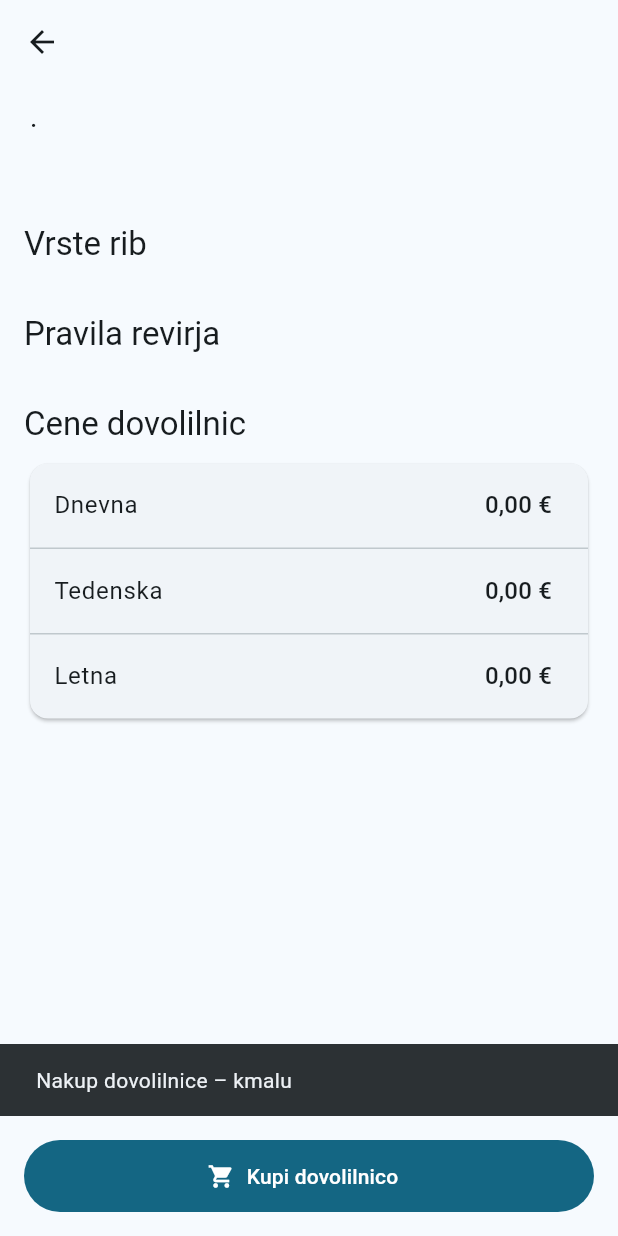
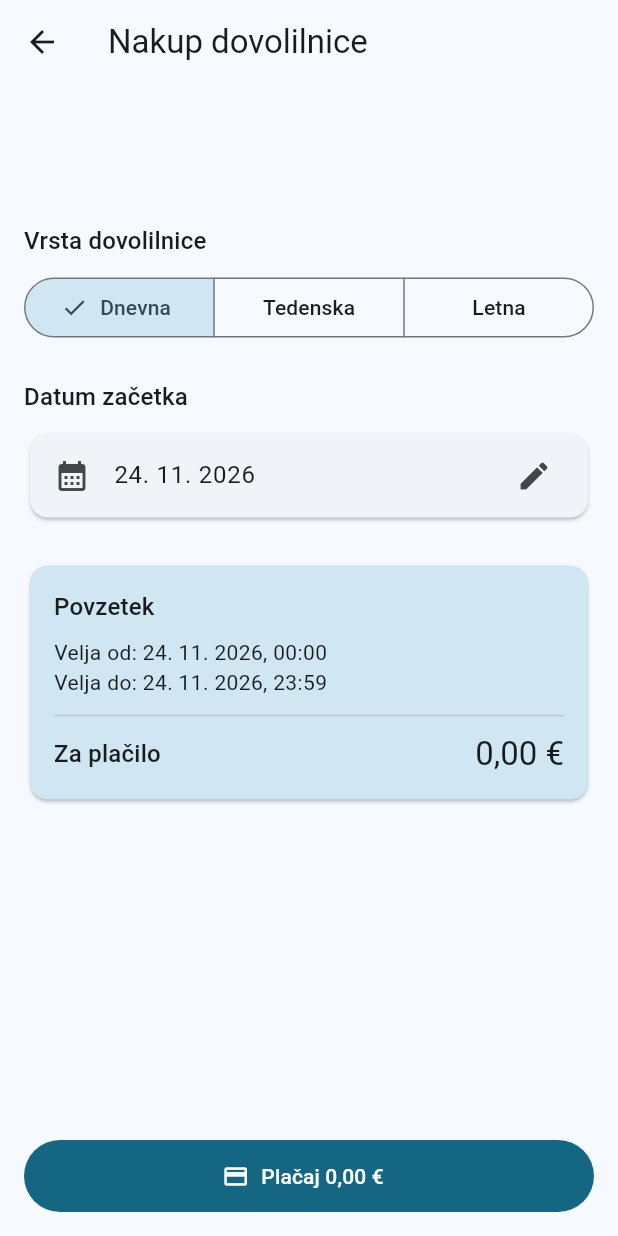
Before and after one commit to KarinMajcen/ribartes, a Flutter app: the RevirDetailScreen screen opened directly with empty values, after a tap on "Kupi dovolilnico", on a phone screen of 412 x 824 dp. Run offline on Flutter 3.47's test engine with Material 3 defaults, Android fonts, the phone set to English and light mode, and no system bars; our stand-ins replace cloud_firestore, firebase_auth, firebase_core, qr_flutter; accounts and stored records are empty.

Commit message:
US-05, US-06: nkaup dovolilnice in QR koda

```diff
--- /dev/null
+++ b/app/lib/models/dovolilnica.dart
@@ -0,0 +1,110 @@
+import 'package:cloud_firestore/cloud_firestore.dart';
+
+import 'revir.dart';
+
+/// Vrsta dovolilnice in pravilo, kako dolgo velja.
+enum VrstaDovolilnice {
+  dnevna('Dnevna'),
+  tedenska('Tedenska'),
+  letna('Letna');
+
+  const VrstaDovolilnice(this.naziv);
+  final String naziv;
+
+  /// Cena te vrste dovolilnice za izbrani revir.
+  double cena(Revir revir) {
+    switch (this) {
+      case VrstaDovolilnice.dnevna:
+        return revir.cenaDnevna;
+      case VrstaDovolilnice.tedenska:
+        return revir.cenaTedenska;
+      case VrstaDovolilnice.letna:
+        return revir.cenaLetna;
+    }
+  }
+
+  /// Pravilo veljavnosti (glej specifikacijo, 8.4):
+  /// - dnevna:   izbrani dan od 00:00:00 do 23:59:59
+  /// - tedenska: 7 dni, od izbranega dne 00:00:00 do 6. dne pozneje 23:59:59
+  /// - letna:    od izbranega dne do 31. 12. istega leta 23:59:59
+  (DateTime, DateTime) veljavnost(DateTime datum) {
+    final od = DateTime(datum.year, datum.month, datum.day);
+    switch (this) {
+      case VrstaDovolilnice.dnevna:
+        return (od, DateTime(od.year, od.month, od.day, 23, 59, 59));
+      case VrstaDovolilnice.tedenska:
+        // DateTime sam pretvori npr. 34. november v 4. december.
+        return (od, DateTime(od.year, od.month, od.day + 6, 23, 59, 59));
+      case VrstaDovolilnice.letna:
+        return (od, DateTime(od.year, 12, 31, 23, 59, 59));
+    }
+  }
+
+  static VrstaDovolilnice izNiza(String? niz) => VrstaDovolilnice.values
+      .firstWhere((v) => v.name == niz, orElse: () => VrstaDovolilnice.dnevna);
+}
+
+/// Stanje dovolilnice glede na trenutni čas (diagram stanj v 8.3).
+enum StanjeDovolilnice {
+  seNeVelja('Še ne velja'),
+  veljavna('Veljavna'),
+  potekla('Potekla');
+
+  const StanjeDovolilnice(this.naziv);
+  final String naziv;
+}
+
+/// Model dovolilnice – en dokument v zbirki "dovolilnice".
+class Dovolilnica {
+  final String id;
+  final String uid;
+  final String imeRibica;
+  final String revirId;
+  final String revirIme;
+  final String reka;
+  final VrstaDovolilnice vrsta;
+  final DateTime veljaOd;
+  final DateTime veljaDo;
+  final double cena;
+
+  const Dovolilnica({
+    required this.id,
+    required this.uid,
+    required this.imeRibica,
+    required this.revirId,
+    required this.revirIme,
+    required this.reka,
+    required this.vrsta,
+    required this.veljaOd,
+    required this.veljaDo,
+    required this.cena,
+  });
+
+  factory Dovolilnica.izFirestore(DocumentSnapshot<Map<String, dynamic>> doc) {
+    final d = doc.data() ?? {};
+    return Dovolilnica(
+      id: doc.id,
+      uid: d['uid'] as String? ?? '',
+      imeRibica: d['imeRibica'] as String? ?? '',
+      revirId: d['revirId'] as String? ?? '',
+      revirIme: d['revirIme'] as String? ?? '',
+      reka: d['reka'] as String? ?? '',
+      vrsta: VrstaDovolilnice.izNiza(d['vrsta'] as String?),
+      veljaOd: (d['veljaOd'] as Timestamp?)?.toDate() ?? DateTime(2000),
+      veljaDo: (d['veljaDo'] as Timestamp?)?.toDate() ?? DateTime(2000),
+      cena: (d['cena'] as num?)?.toDouble() ?? 0,
+    );
+  }
+
+  /// Besedilo v QR kodi. Predpona omogoči čuvaju (US-11), da prepozna
+  /// kodo RIBARTes in zavrne druge QR kode.
+  String get qrVsebina => 'RIBARTES:$id';
+
+  StanjeDovolilnice stanjeOb(DateTime cas) {
+    if (cas.isBefore(veljaOd)) return StanjeDovolilnice.seNeVelja;
+    if (cas.isAfter(veljaDo)) return StanjeDovolilnice.potekla;
+    return StanjeDovolilnice.veljavna;
+  }
+
+  StanjeDovolilnice get stanje => stanjeOb(DateTime.now());
+}
--- /dev/null
+++ b/app/lib/screens/nakup_screen.dart
@@ -0,0 +1,198 @@
+import 'package:flutter/material.dart';
+
+import '../models/dovolilnica.dart';
+import '../models/revir.dart';
+import '../services/dovolilnica_service.dart';
+import '../utils/format.dart';
+import 'dovolilnica_qr_screen.dart';
+
+/// Zaslon "Nakup dovolilnice" – pokriva US-05.
+class NakupScreen extends StatefulWidget {
+  final Revir revir;
+  const NakupScreen({super.key, required this.revir});
+
+  @override
+  State<NakupScreen> createState() => _NakupScreenState();
+}
+
+class _NakupScreenState extends State<NakupScreen> {
+  final _service = DovolilnicaService();
+
+  VrstaDovolilnice _vrsta = VrstaDovolilnice.dnevna;
+  late DateTime _datum = _danes;
+  bool _nalaganje = false;
+  String? _napaka;
+
+  DateTime get _danes {
+    final z = DateTime.now();
+    return DateTime(z.year, z.month, z.day);
+  }
+
+  bool get _datumVPreteklosti => _datum.isBefore(_danes);
+
+  Future<void> _izberiDatum() async {
+    final izbran = await showDatePicker(
+      context: context,
+      initialDate: _datumVPreteklosti ? _danes : _datum,
+      firstDate: _danes, // preteklih dni ni mogoče izbrati
+      lastDate: _danes.add(const Duration(days: 365)),
+      helpText: 'Datum začetka veljavnosti',
+    );
+    if (izbran != null) setState(() => _datum = izbran);
+  }
+
+  Future<void> _placaj() async {
+    final cena = _vrsta.cena(widget.revir);
+
+    // Simulirano plačilo: potrditev namesto pravega plačilnega prehoda.
+    final potrdi = await showDialog<bool>(
+      context: context,
+      builder: (ctx) => AlertDialog(
+        icon: const Icon(Icons.credit_card),
+        title: const Text('Potrditev plačila'),
+        content: Text(
+          '${_vrsta.naziv} dovolilnica – ${widget.revir.ime}\n'
+          'Znesek: ${formatCena(cena)}\n\n'
+          'To je simulirano plačilo. Kartica ne bo bremenjena.',
+        ),
+        actions: [
+          TextButton(
+            onPressed: () => Navigator.pop(ctx, false),
+            child: const Text('Prekliči'),
+          ),
+          FilledButton(
+            onPressed: () => Navigator.pop(ctx, true),
+            child: const Text('Potrdi plačilo'),
+          ),
+        ],
+      ),
+    );
+    if (potrdi != true || !mounted) return;
+
+    setState(() {
+      _nalaganje = true;
+      _napaka = null;
+    });
+
+    try {
+      final id = await _service.kupi(
+        revir: widget.revir,
+        vrsta: _vrsta,
+        datum: _datum,
+      );
+      if (!mounted) return;
+      ScaffoldMessenger.of(context).showSnackBar(
+        const SnackBar(content: Text('Nakup uspešen. Dobra ribolovna sreča!')),
+      );
+      // Zamenja zaslon nakupa z zaslonom QR kode (gumb Nazaj ne vrne na nakup).
+      Navigator.of(context).pushReplacement(
+        MaterialPageRoute(builder: (_) => DovolilnicaQrScreen(id: id)),
+      );
+    } on NakupNapaka catch (e) {
+      if (mounted) setState(() => _napaka = e.sporocilo);
+    } finally {
+      if (mounted) setState(() => _nalaganje = false);
+    }
+  }
+
+  @override
+  Widget build(BuildContext context) {
+    final besedilo = Theme.of(context).textTheme;
+    final barve = Theme.of(context).colorScheme;
+    final (veljaOd, veljaDo) = _vrsta.veljavnost(_datum);
+    final cena = _vrsta.cena(widget.revir);
+
+    return Scaffold(
+      appBar: AppBar(title: const Text('Nakup dovolilnice')),
+      body: ListView(
+        padding: const EdgeInsets.all(16),
+        children: [
+          Text(widget.revir.ime, style: besedilo.headlineSmall),
+          Text(widget.revir.ribiskaDruzina,
+              style: TextStyle(color: barve.onSurfaceVariant)),
+          const SizedBox(height: 24),
+
+          Text('Vrsta dovolilnice', style: besedilo.titleMedium),
+          const SizedBox(height: 8),
+          SegmentedButton<VrstaDovolilnice>(
+            segments: [
+              for (final v in VrstaDovolilnice.values)
+                ButtonSegment(value: v, label: Text(v.naziv)),
+            ],
+            selected: {_vrsta},
+            onSelectionChanged: (izbrane) =>
+                setState(() => _vrsta = izbrane.first),
+          ),
+          const SizedBox(height: 24),
+
+          Text('Datum začetka', style: besedilo.titleMedium),
+          const SizedBox(height: 8),
+          Card(
+            child: ListTile(
+              leading: const Icon(Icons.calendar_month),
+              title: Text(formatDatum(_datum)),
+              trailing: const Icon(Icons.edit),
+              onTap: _nalaganje ? null : _izberiDatum,
+            ),
+          ),
+          if (_datumVPreteklosti)
+            Padding(
+              padding: const EdgeInsets.only(top: 8),
+              child: Text('Datum ne sme biti v preteklosti.',
+                  style: TextStyle(color: barve.error)),
+            ),
+          const SizedBox(height: 24),
+
+          Card(
+            color: barve.secondaryContainer,
+            child: Padding(
+              padding: const EdgeInsets.all(16),
+              child: Column(
+                crossAxisAlignment: CrossAxisAlignment.start,
+                children: [
+                  Text('Povzetek', style: besedilo.titleMedium),
+                  const SizedBox(height: 8),
+                  Text('Velja od: ${formatDatum(veljaOd)}, 00:00'),
+                  Text('Velja do: ${formatDatum(veljaDo)}, 23:59'),
+                  const Divider(height: 24),
+                  Row(
+                    mainAxisAlignment: MainAxisAlignment.spaceBetween,
+                    children: [
+                      Text('Za plačilo', style: besedilo.titleMedium),
+                      Text(formatCena(cena), style: besedilo.titleLarge),
+                    ],
+                  ),
+                ],
+              ),
+            ),
+          ),
+
+          if (_napaka != null) ...[
+            const SizedBox(height: 16),
+            Text(_napaka!,
+                style: TextStyle(color: barve.error),
+                textAlign: TextAlign.center),
+          ],
+          const SizedBox(height: 80),
+        ],
+      ),
+      bottomNavigationBar: SafeArea(
+        child: Padding(
+          padding: const EdgeInsets.all(16),
+          child: FilledButton.icon(
+            style: FilledButton.styleFrom(minimumSize: const Size.fromHeight(48)),
+            icon: _nalaganje
+                ? const SizedBox(
+                    width: 20,
+                    height: 20,
+                    child: CircularProgressIndicator(strokeWidth: 2),
+                  )
+                : const Icon(Icons.payment),
+            label: Text('Plačaj ${formatCena(cena)}'),
+            onPressed: (_nalaganje || _datumVPreteklosti) ? null : _placaj,
+          ),
+        ),
+      ),
+    );
+  }
+}
--- a/app/lib/screens/revir_detail_screen.dart
+++ b/app/lib/screens/revir_detail_screen.dart
@@ -2,6 +2,7 @@ import 'package:flutter/material.dart';
 
 import '../models/revir.dart';
 import '../utils/format.dart';
+import 'nakup_screen.dart';
 
 /// Zaslon "Podrobnosti revirja" – pokriva US-04.
 class RevirDetailScreen extends StatelessWidget {
@@ -73,9 +74,8 @@ class RevirDetailScreen extends StatelessWidget {
             style: FilledButton.styleFrom(minimumSize: const Size.fromHeight(48)),
             icon: const Icon(Icons.shopping_cart),
             label: const Text('Kupi dovolilnico'),
-            // US-05 (nakup) dodamo v naslednjem koraku.
-            onPressed: () => ScaffoldMessenger.of(context).showSnackBar(
-              const SnackBar(content: Text('Nakup dovolilnice – kmalu')),
+            onPressed: () => Navigator.of(context).push(
+              MaterialPageRoute(builder: (_) => NakupScreen(revir: revir)),
             ),
           ),
         ),
--- /dev/null
+++ b/app/lib/services/dovolilnica_service.dart
@@ -0,0 +1,88 @@
+import 'dart:async';
+
+import 'package:cloud_firestore/cloud_firestore.dart';
+import 'package:firebase_auth/firebase_auth.dart';
+
+import '../models/dovolilnica.dart';
+import '../models/revir.dart';
+
+/// Napaka pri nakupu z že prevedenim sporočilom.
+class NakupNapaka implements Exception {
+  final String sporocilo;
+  NakupNapaka(this.sporocilo);
+
+  @override
+  String toString() => sporocilo;
+}
+
+/// Repozitorij za dovolilnice.
+class DovolilnicaService {
+  final _db = FirebaseFirestore.instance;
+  CollectionReference<Map<String, dynamic>> get _zbirka =>
+      _db.collection('dovolilnice');
+
+  static const _niPovezave =
+      'Nakup ni uspel, ni povezave. Denar ni bil bremenjen.';
+
+  /// US-05: ustvari dovolilnico in vrne njen ID.
+  ///
+  /// Zapis gre skozi transakcijo, ker transakcija brez povezave NE uspe.
+  /// Navaden zapis bi Firestore brez povezave postavil v čakalno vrsto in ga
+  /// poslal kasneje – ribič bi dobil dovolilnico, ne da bi vedel, ali je plačana.
+  Future<String> kupi({
+    required Revir revir,
+    required VrstaDovolilnice vrsta,
+    required DateTime datum,
+  }) async {
+    final user = FirebaseAuth.instance.currentUser;
+    if (user == null) throw NakupNapaka('Za nakup se morate prijaviti.');
+
+    final zdaj = DateTime.now();
+    final danes = DateTime(zdaj.year, zdaj.month, zdaj.day);
+    if (datum.isBefore(danes)) {
+      throw NakupNapaka('Datum ne sme biti v preteklosti.');
+    }
+
+    final (veljaOd, veljaDo) = vrsta.veljavnost(datum);
+    final ref = _zbirka.doc(); // nov dokument z naključnim ID-jem
+
+    try {
+      await _db.runTransaction((tx) async {
+        tx.set(ref, {
+          'uid': user.uid,
+          'imeRibica': user.displayName ?? user.email ?? '',
+          'revirId': revir.id,
+          'revirIme': revir.ime,
+          'reka': revir.reka,
+          'vrsta': vrsta.name,
+          'veljaOd': Timestamp.fromDate(veljaOd),
+          'veljaDo': Timestamp.fromDate(veljaDo),
+          'cena': vrsta.cena(revir),
+          'ustvarjena': FieldValue.serverTimestamp(),
+        });
+      }).timeout(const Duration(seconds: 15));
+      return ref.id;
+    } on TimeoutException {
+      throw NakupNapaka(_niPovezave);
+    } on FirebaseException catch (e) {
+      if (e.code == 'unavailable') throw NakupNapaka(_niPovezave);
+      throw NakupNapaka('Nakup ni uspel (${e.code}). Poskusite znova.');
+    }
+  }
+
+  /// US-06: vse dovolilnice prijavljenega ribiča.
+  /// Razvrščanje je na napravi, da Firestore ne potrebuje sestavljenega indeksa.
+  Stream<List<Dovolilnica>> mojeDovolilnice() {
+    final uid = FirebaseAuth.instance.currentUser!.uid;
+    return _zbirka.where('uid', isEqualTo: uid).snapshots().map(
+          (snap) => snap.docs.map(Dovolilnica.izFirestore).toList(),
+        );
+  }
+
+  /// Ena dovolilnica po ID-ju (za zaslon s QR kodo).
+  Stream<Dovolilnica?> dovolilnica(String id) {
+    return _zbirka.doc(id).snapshots().map(
+          (doc) => doc.exists ? Dovolilnica.izFirestore(doc) : null,
+        );
+  }
+}
--- a/app/lib/utils/format.dart
+++ b/app/lib/utils/format.dart
@@ -4,3 +4,6 @@ final _evri = NumberFormat.currency(locale: 'sl', symbol: '€');
 
 /// 25 → "25,00 €"
 String formatCena(num znesek) => _evri.format(znesek);
+
+/// DateTime(2026, 11, 28) → "28. 11. 2026"
+String formatDatum(DateTime d) => '${d.day}. ${d.month}. ${d.year}';
```
Also changed, not shown: app/lib/screens/dovolilnica_qr_screen.dart (added, +128 -0 lines), app/lib/screens/home_screen.dart (+6 -1 lines), app/lib/screens/moje_dovolilnice_screen.dart (added, +108 -0 lines).
